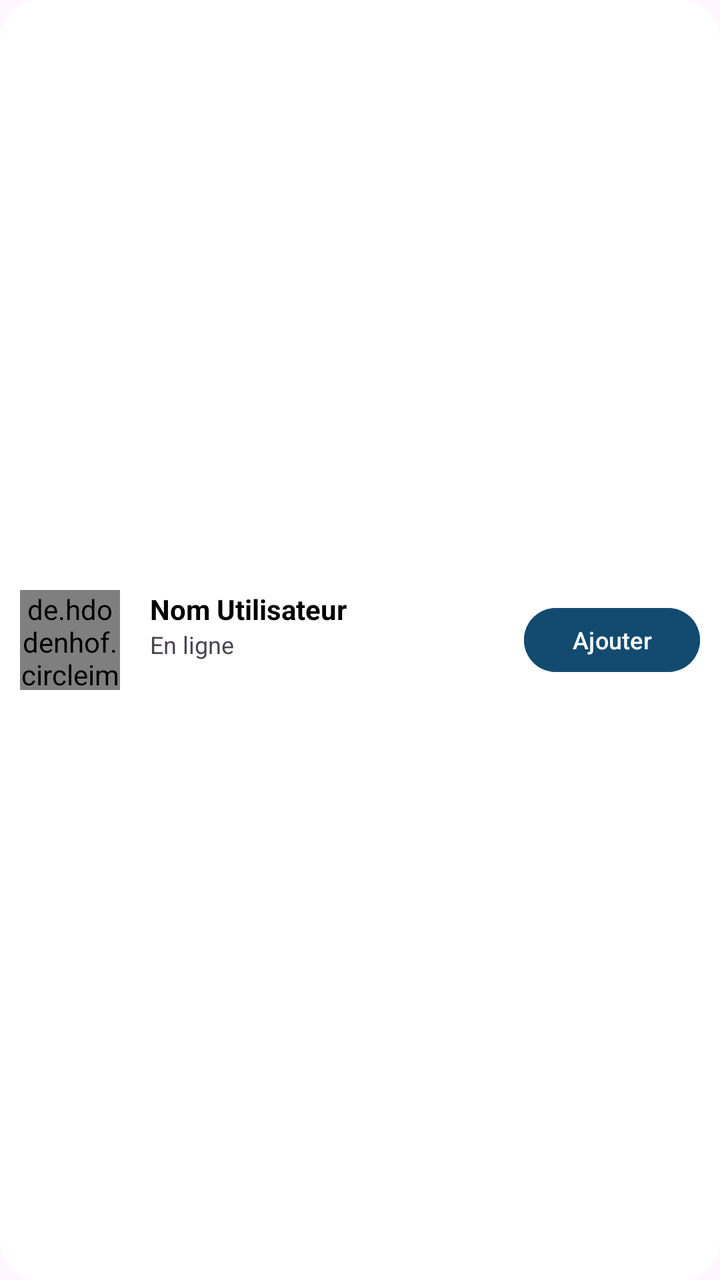
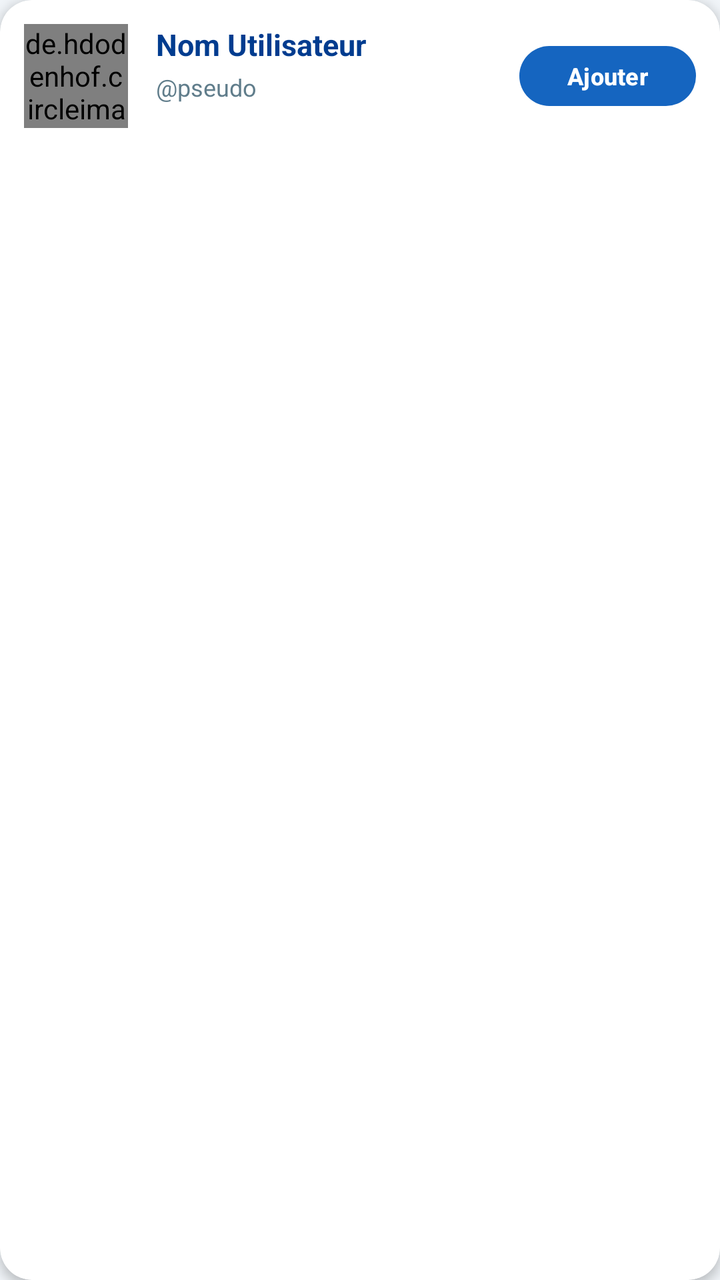

An Android layout rendered at two revisions. The XML below is the earlier revision; the diff shows what the commit changed to produce the second picture.
<!-- AndroidManifest.xml: application theme Theme.Chat_app -->
<!-- res/layout/item_user_action.xml -->
<?xml version="1.0" encoding="utf-8"?>
<androidx.constraintlayout.widget.ConstraintLayout xmlns:android="http://schemas.android.com/apk/res/android"
    xmlns:app="http://schemas.android.com/apk/res-auto"
    android:layout_width="match_parent"
    android:layout_height="wrap_content"
    android:padding="10dp"
    android:background="@drawable/white_background_rounded"
    android:layout_marginBottom="5dp">

    <de.hdodenhof.circleimageview.CircleImageView
        android:id="@+id/img_user_avatar"
        android:layout_width="50dp"
        android:layout_height="50dp"
        android:src="@drawable/profile"
        app:layout_constraintStart_toStartOf="parent"
        app:layout_constraintTop_toTopOf="parent"
        app:layout_constraintBottom_toBottomOf="parent"/>

    <TextView
        android:id="@+id/tv_user_name"
        android:layout_width="0dp"
        android:layout_height="wrap_content"
        android:layout_marginStart="15dp"
        android:text="Nom Utilisateur"
        android:textStyle="bold"
        android:textColor="#000"
        app:layout_constraintStart_toEndOf="@id/img_user_avatar"
        app:layout_constraintTop_toTopOf="@id/img_user_avatar"
        app:layout_constraintEnd_toStartOf="@id/btn_action_user"/>

    <TextView
        android:id="@+id/tv_user_status"
        android:layout_width="0dp"
        android:layout_height="wrap_content"
        android:layout_marginStart="15dp"
        android:text="En ligne"
        android:textSize="12sp"
        app:layout_constraintStart_toEndOf="@id/img_user_avatar"
        app:layout_constraintTop_toBottomOf="@id/tv_user_name"
        app:layout_constraintEnd_toStartOf="@id/btn_action_user"/>

    
    <Button
        android:id="@+id/btn_action_user"
        android:layout_width="wrap_content"
        android:layout_height="40dp"
        android:text="Ajouter"
        android:textSize="12sp"
        android:backgroundTint="@color/colorPrimary"
        app:layout_constraintEnd_toEndOf="parent"
        app:layout_constraintTop_toTopOf="parent"
        app:layout_constraintBottom_toBottomOf="parent"/>

</androidx.constraintlayout.widget.ConstraintLayout>
<!-- resources referenced by this layout -->
<resources>
  <color name="colorPrimary">#134B70</color>
  <!-- drawable profile: png bitmap (drawable, 25866 bytes) -->
  <!-- drawable white_background_rounded (drawable) -->
  <?xml version="1.0" encoding="utf-8"?>
  <shape xmlns:android="http://schemas.android.com/apk/res/android"
      android:shape="rectangle">
  
      <solid android:color="#FFFFFF" />
  
      <corners android:radius="20dp" />
  
  </shape>
  <style name="Theme.Chat_app" parent="Base.Theme.Chat_app" />
  <style name="Base.Theme.Chat_app" parent="Theme.Material3.DayNight.NoActionBar">
          
          
      </style>
</resources>

<!-- the commit's change to res/layout/item_user_action.xml (unified diff, before → after) -->
@@ -1,54 +1,68 @@
 <?xml version="1.0" encoding="utf-8"?>
-<androidx.constraintlayout.widget.ConstraintLayout xmlns:android="http://schemas.android.com/apk/res/android"
+<androidx.cardview.widget.CardView
+    xmlns:android="http://schemas.android.com/apk/res/android"
     xmlns:app="http://schemas.android.com/apk/res-auto"
     android:layout_width="match_parent"
     android:layout_height="wrap_content"
-    android:padding="10dp"
-    android:background="@drawable/white_background_rounded"
-    android:layout_marginBottom="5dp">
+    android:layout_marginBottom="8dp"
+    app:cardCornerRadius="16dp"
+    app:cardElevation="3dp"
+    app:cardBackgroundColor="@color/white">
 
-    <de.hdodenhof.circleimageview.CircleImageView
-        android:id="@+id/img_user_avatar"
-        android:layout_width="50dp"
-        android:layout_height="50dp"
-        android:src="@drawable/profile"
-        app:layout_constraintStart_toStartOf="parent"
-        app:layout_constraintTop_toTopOf="parent"
-        app:layout_constraintBottom_toBottomOf="parent"/>
+    <androidx.constraintlayout.widget.ConstraintLayout
+        android:layout_width="match_parent"
+        android:layout_height="wrap_content"
+        android:padding="12dp">
 
-    <TextView
-        android:id="@+id/tv_user_name"
-        android:layout_width="0dp"
-        android:layout_height="wrap_content"
-        android:layout_marginStart="15dp"
-        android:text="Nom Utilisateur"
-        android:textStyle="bold"
-        android:textColor="#000"
-        app:layout_constraintStart_toEndOf="@id/img_user_avatar"
-        app:layout_constraintTop_toTopOf="@id/img_user_avatar"
-        app:layout_constraintEnd_toStartOf="@id/btn_action_user"/>
+        <de.hdodenhof.circleimageview.CircleImageView
+            android:id="@+id/img_user_avatar"
+            android:layout_width="52dp"
+            android:layout_height="52dp"
+            android:src="@drawable/profile"
+            app:civ_border_color="@color/colorSecondary"
+            app:civ_border_width="1.5dp"
+            app:layout_constraintStart_toStartOf="parent"
+            app:layout_constraintTop_toTopOf="parent"
+            app:layout_constraintBottom_toBottomOf="parent"/>
 
-    <TextView
-        android:id="@+id/tv_user_status"
-        android:layout_width="0dp"
-        android:layout_height="wrap_content"
-        android:layout_marginStart="15dp"
-        android:text="En ligne"
-        android:textSize="12sp"
-        app:layout_constraintStart_toEndOf="@id/img_user_avatar"
-        app:layout_constraintTop_toBottomOf="@id/tv_user_name"
-        app:layout_constraintEnd_toStartOf="@id/btn_action_user"/>
+        <TextView
+            android:id="@+id/tv_user_name"
+            android:layout_width="0dp"
+            android:layout_height="wrap_content"
+            android:layout_marginStart="14dp"
+            android:text="Nom Utilisateur"
+            android:textStyle="bold"
+            android:textSize="15sp"
+            android:textColor="@color/colorPrimaryDark"
+            app:layout_constraintStart_toEndOf="@id/img_user_avatar"
+            app:layout_constraintTop_toTopOf="@id/img_user_avatar"
+            app:layout_constraintEnd_toStartOf="@id/btn_action_user"/>
 
-    
-    <Button
-        android:id="@+id/btn_action_user"
-        android:layout_width="wrap_content"
-        android:layout_height="40dp"
-        android:text="Ajouter"
-        android:textSize="12sp"
-        android:backgroundTint="@color/colorPrimary"
-        app:layout_constraintEnd_toEndOf="parent"
-        app:layout_constraintTop_toTopOf="parent"
-        app:layout_constraintBottom_toBottomOf="parent"/>
+        <TextView
+            android:id="@+id/tv_user_status"
+            android:layout_width="0dp"
+            android:layout_height="wrap_content"
+            android:layout_marginStart="14dp"
+            android:layout_marginTop="3dp"
+            android:text="@pseudo"
+            android:textSize="12sp"
+            android:textColor="@color/colorTextSecondary"
+            app:layout_constraintStart_toEndOf="@id/img_user_avatar"
+            app:layout_constraintTop_toBottomOf="@id/tv_user_name"
+            app:layout_constraintEnd_toStartOf="@id/btn_action_user"/>
 
-</androidx.constraintlayout.widget.ConstraintLayout>
+        <com.google.android.material.button.MaterialButton
+            android:id="@+id/btn_action_user"
+            android:layout_width="wrap_content"
+            android:layout_height="38dp"
+            android:text="Ajouter"
+            android:textSize="12sp"
+            android:textStyle="bold"
+            app:backgroundTint="@color/colorPrimary"
+            app:cornerRadius="20dp"
+            app:layout_constraintEnd_toEndOf="parent"
+            app:layout_constraintTop_toTopOf="parent"
+            app:layout_constraintBottom_toBottomOf="parent"/>
+
+    </androidx.constraintlayout.widget.ConstraintLayout>
+</androidx.cardview.widget.CardView>
<!-- resource entries referenced after the edit -->
@@ -1,21 +1,22 @@
 <!-- resources referenced by this layout -->
 <resources>
-  <color name="colorPrimary">#134B70</color>
+  <color name="colorPrimary">#1565C0</color>
+  <color name="colorPrimaryDark">#003c8f</color>
+  <color name="colorSecondary">#42A5F5</color>
+  <color name="colorTextSecondary">#607D8B</color>
+  <color name="white">#FFFFFF</color>
   <!-- drawable profile: png bitmap (drawable, 25866 bytes) -->
-  <!-- drawable white_background_rounded (drawable) -->
-  <?xml version="1.0" encoding="utf-8"?>
-  <shape xmlns:android="http://schemas.android.com/apk/res/android"
-      android:shape="rectangle">
-  
-      <solid android:color="#FFFFFF" />
-  
-      <corners android:radius="20dp" />
-  
-  </shape>
   <style name="Theme.Chat_app" parent="Base.Theme.Chat_app" />
   <style name="Base.Theme.Chat_app" parent="Theme.Material3.DayNight.NoActionBar">
-          
-          
+          <item name="colorPrimary">@color/colorPrimary</item>
+          <item name="colorOnPrimary">@color/colorTextOnPrimary</item>
+          <item name="colorSecondary">@color/colorSecondary</item>
+          <item name="colorSurface">@color/colorSurface</item>
+          <item name="android:colorBackground">@color/colorBackground</item>
+          <item name="android:windowBackground">@color/colorBackground</item>
       </style>
+  <color name="colorTextOnPrimary">#FFFFFF</color>
+  <color name="colorSurface">#FFFFFF</color>
+  <color name="colorBackground">#F0F4F8</color>
 </resources>
 
